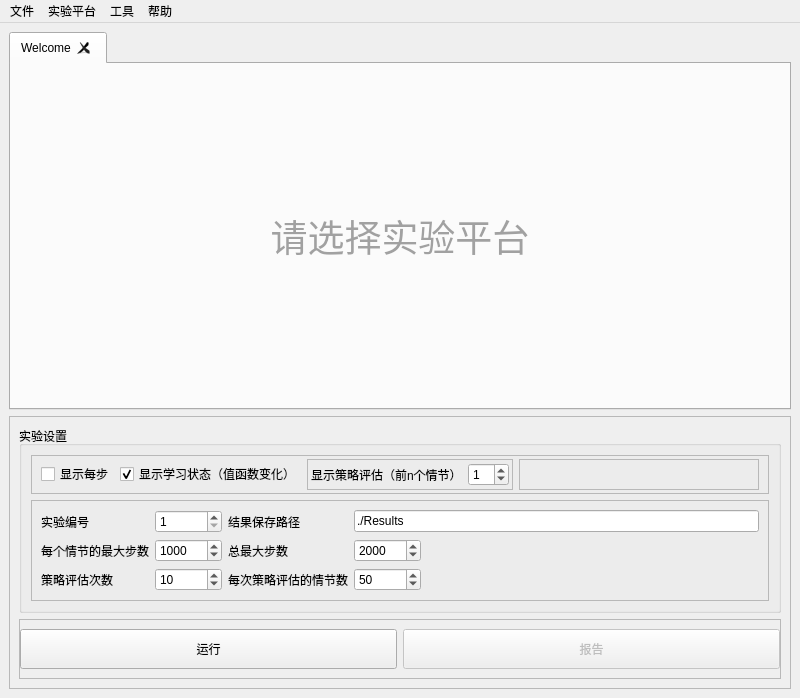
This is sdrl/main.ui in incumbent/sdrl as Qt 5 draws it before an edit. The edited form follows.
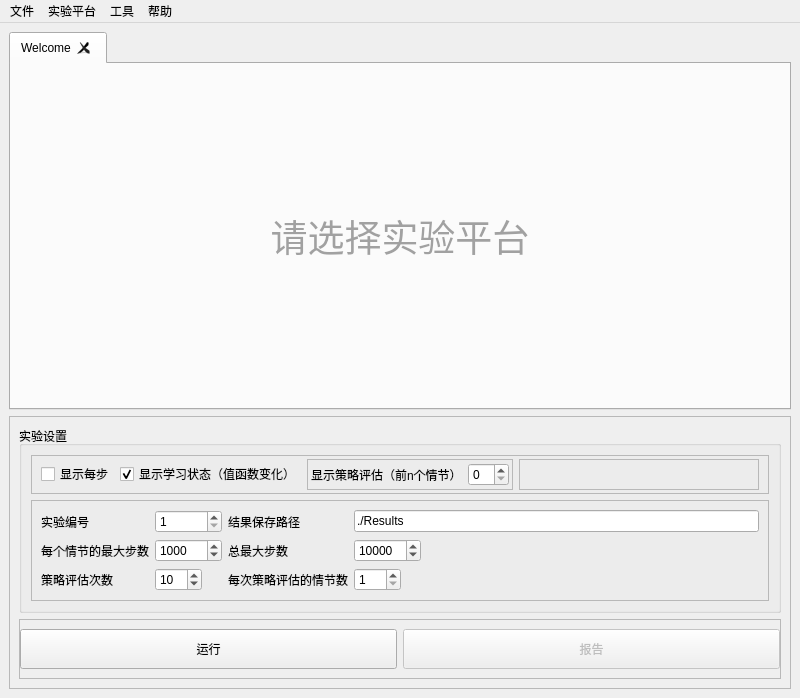
This is the edited form.

The edit to the form file:
```diff
--- a/sdrl/main.ui
+++ b/sdrl/main.ui
@@ -108,7 +108,7 @@
                 <item>
                  <widget class="QSpinBox" name="spShowPerformance">
                   <property name="value">
-                   <number>1</number>
+                   <number>0</number>
                   </property>
                  </widget>
                 </item>
@@ -181,10 +181,10 @@
                 <number>1</number>
                </property>
                <property name="maximum">
-                <number>999999999</number>
+                <number>100</number>
                </property>
                <property name="value">
-                <number>50</number>
+                <number>1</number>
                </property>
               </widget>
              </item>
@@ -203,7 +203,7 @@
                 <number>999999999</number>
                </property>
                <property name="value">
-                <number>2000</number>
+                <number>10000</number>
                </property>
               </widget>
              </item>
@@ -242,7 +242,7 @@
                 </sizepolicy>
                </property>
                <property name="maximum">
-                <number>999999999</number>
+                <number>100</number>
                </property>
                <property name="value">
                 <number>10</number>
```
Left out of the diff: 106 changed lines with no effect on the pictures.
